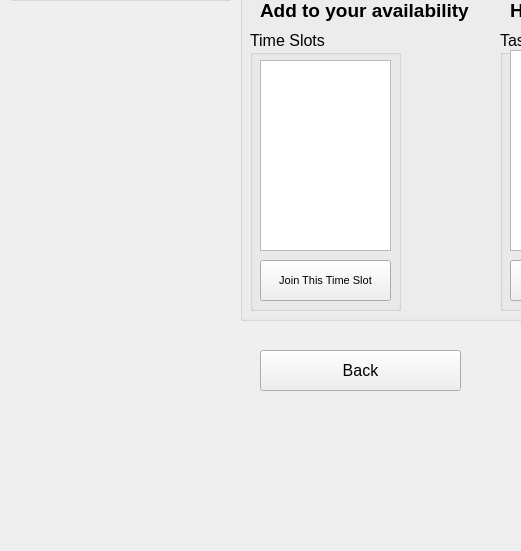
Before: the Qt Designer form EventPlanner/addingmode.ui in lanegramling/EventPlanner_Project, drawn with Qt 5; both pictures show x 0 to 521 and y 230 to 781 of the 1330 by 781 pixel window.
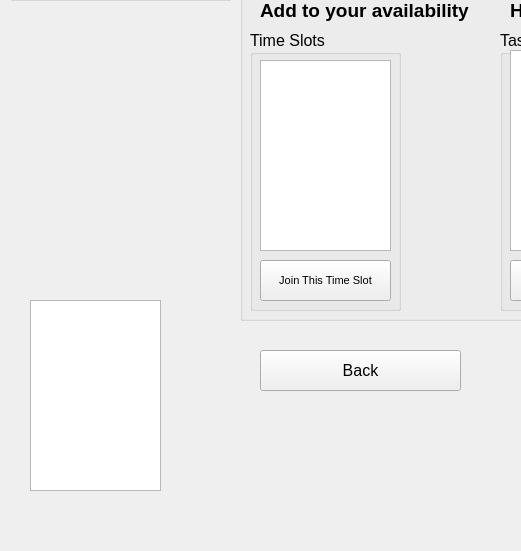
After: the same form once the commit is applied.

```diff
--- a/EventPlanner/addingmode.ui
+++ b/EventPlanner/addingmode.ui
@@ -199,19 +199,6 @@
      <property name="title">
       <string>Time Slots</string>
      </property>
-     <widget class="QListWidget" name="wListTimeslots">
-      <property name="geometry">
-       <rect>
-        <x>10</x>
-        <y>30</y>
-        <width>131</width>
-        <height>191</height>
-       </rect>
-      </property>
-      <property name="toolTip">
-       <string>&lt;html&gt;&lt;head/&gt;&lt;body&gt;&lt;p&gt;Choose a timeslot to view attendees who've signed up for it, OR&lt;/p&gt;&lt;p&gt;Sign up to attend it!&lt;/p&gt;&lt;/body&gt;&lt;/html&gt;</string>
-      </property>
-     </widget>
      <widget class="QPushButton" name="addToTimeSlotButton">
       <property name="geometry">
        <rect>
@@ -233,6 +220,16 @@
        <string>Join This Time Slot</string>
       </property>
      </widget>
+     <widget class="QListWidget" name="wListSignupSlots">
+      <property name="geometry">
+       <rect>
+        <x>10</x>
+        <y>30</y>
+        <width>131</width>
+        <height>191</height>
+       </rect>
+      </property>
+     </widget>
     </widget>
     <widget class="QLabel" name="lblTitle1">
      <property name="geometry">
@@ -406,6 +403,19 @@
      <zorder>gbAttendees</zorder>
     </widget>
    </widget>
+   <widget class="QListWidget" name="wListTimeslots">
+    <property name="geometry">
+     <rect>
+      <x>30</x>
+      <y>530</y>
+      <width>131</width>
+      <height>191</height>
+     </rect>
+    </property>
+    <property name="toolTip">
+     <string>&lt;html&gt;&lt;head/&gt;&lt;body&gt;&lt;p&gt;Choose a timeslot to view attendees who've signed up for it, OR&lt;/p&gt;&lt;p&gt;Sign up to attend it!&lt;/p&gt;&lt;/body&gt;&lt;/html&gt;</string>
+    </property>
+   </widget>
   </widget>
   <widget class="QMenuBar" name="menubar">
    <property name="geometry">
```
